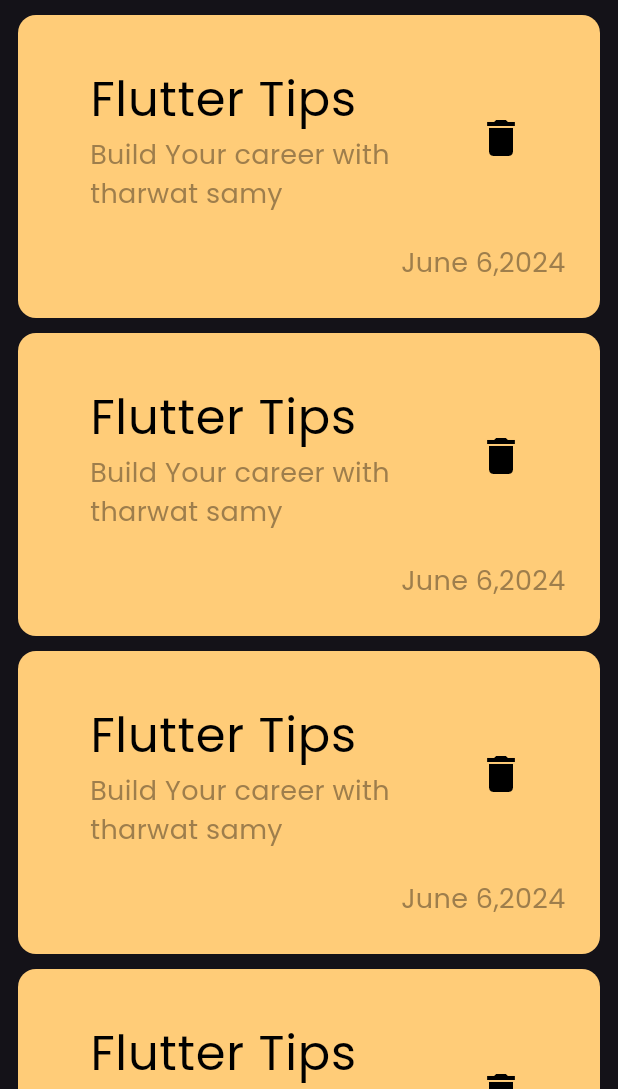
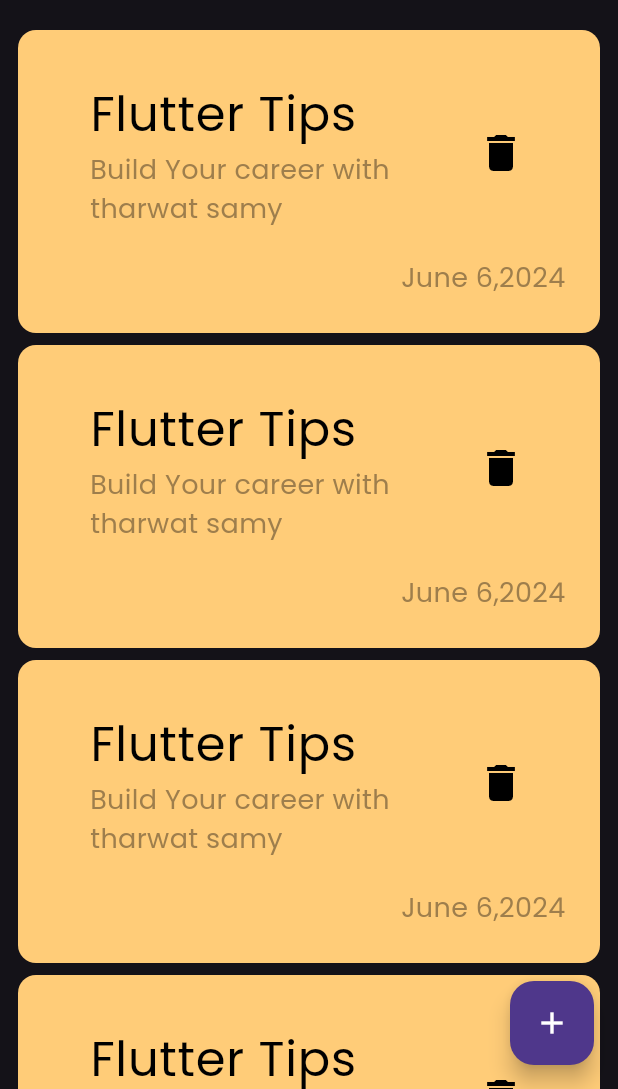
Before and after one commit to mahmoudkarieem/notes_app_, a Flutter app: the screen it shows after launch, on a phone screen of 412 x 824 dp, the part 147-1236 px from its top. Run offline on Flutter 3.47's test engine with Material 3 defaults, Android fonts, the phone set to English and light mode, and no system bars.

Commit message:
add floating action button

```diff
--- a/lib/views/note_list_view.dart
+++ b/lib/views/note_list_view.dart
@@ -7,8 +7,7 @@ class NotesListView extends StatelessWidget {
   @override
   Widget build(BuildContext context) {
     return ListView.builder(
-        // padding: EdgeInsets.only(bottom: 10),
-
+        padding: const EdgeInsets.only(bottom: 10),
         itemCount: 10,
         itemBuilder: (context, index) {
           return const CustomItemCard();
--- a/lib/views/notes_view.dart
+++ b/lib/views/notes_view.dart
@@ -6,8 +6,15 @@ class NotesView extends StatelessWidget {
 
   @override
   Widget build(BuildContext context) {
-    return const Scaffold(
-      body: NotesViewBody(),
+    return Scaffold(
+      floatingActionButton: FloatingActionButton(
+        onPressed: () {},
+        child: const Icon(
+          Icons.add,
+          color: Colors.white,
+        ),
+      ),
+      body: const NotesViewBody(),
     );
   }
 }
--- a/lib/views/notes_view_body.dart
+++ b/lib/views/notes_view_body.dart
@@ -3,7 +3,6 @@ import 'package:flutter/material.dart';
 import 'package:flutter/widgets.dart';
 import 'package:notes_app/views/note_list_view.dart';
 import 'package:notes_app/widgets/custom_app_bar.dart';
-import 'package:notes_app/widgets/custom_item_card.dart';
 
 class NotesViewBody extends StatelessWidget {
   const NotesViewBody({super.key});
@@ -19,7 +18,7 @@ class NotesViewBody extends StatelessWidget {
           ),
           CustomAppBar(),
           SizedBox(
-            height: 10,
+            height: 20,
           ),
           Expanded(child: NotesListView())
         ],
--- a/lib/widgets/custom_item_card.dart
+++ b/lib/widgets/custom_item_card.dart
@@ -6,7 +6,7 @@ class CustomItemCard extends StatelessWidget {
   @override
   Widget build(BuildContext context) {
     return Padding(
-      padding: const EdgeInsets.only(bottom: 10),
+      padding: const EdgeInsets.only(bottom: 8),
       child: Container(
         padding: const EdgeInsets.only(
           right: 18,
```
